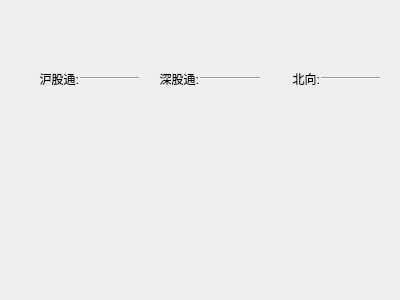
First picture: the form in real/qnorthflowinfodisplaywidget.ui, repository bnufree/Hq, before the edit.
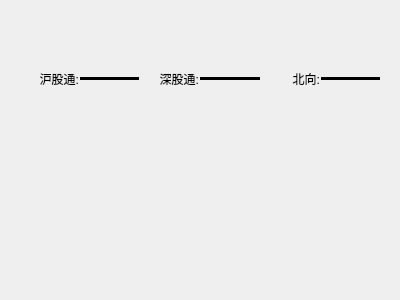
Second picture: the form after the edit.

Patch:
```diff
--- a/real/qnorthflowinfodisplaywidget.ui
+++ b/real/qnorthflowinfodisplaywidget.ui
@@ -43,6 +43,15 @@
       </item>
       <item>
        <widget class="Line" name="sh">
+        <property name="frameShadow">
+         <enum>QFrame::Plain</enum>
+        </property>
+        <property name="lineWidth">
+         <number>20</number>
+        </property>
+        <property name="midLineWidth">
+         <number>0</number>
+        </property>
         <property name="orientation">
          <enum>Qt::Horizontal</enum>
         </property>
@@ -60,6 +69,12 @@
       </item>
       <item>
        <widget class="Line" name="sz">
+        <property name="frameShadow">
+         <enum>QFrame::Plain</enum>
+        </property>
+        <property name="lineWidth">
+         <number>20</number>
+        </property>
         <property name="orientation">
          <enum>Qt::Horizontal</enum>
         </property>
@@ -77,6 +92,12 @@
       </item>
       <item>
        <widget class="Line" name="north">
+        <property name="frameShadow">
+         <enum>QFrame::Plain</enum>
+        </property>
+        <property name="lineWidth">
+         <number>20</number>
+        </property>
         <property name="orientation">
          <enum>Qt::Horizontal</enum>
         </property>
```
